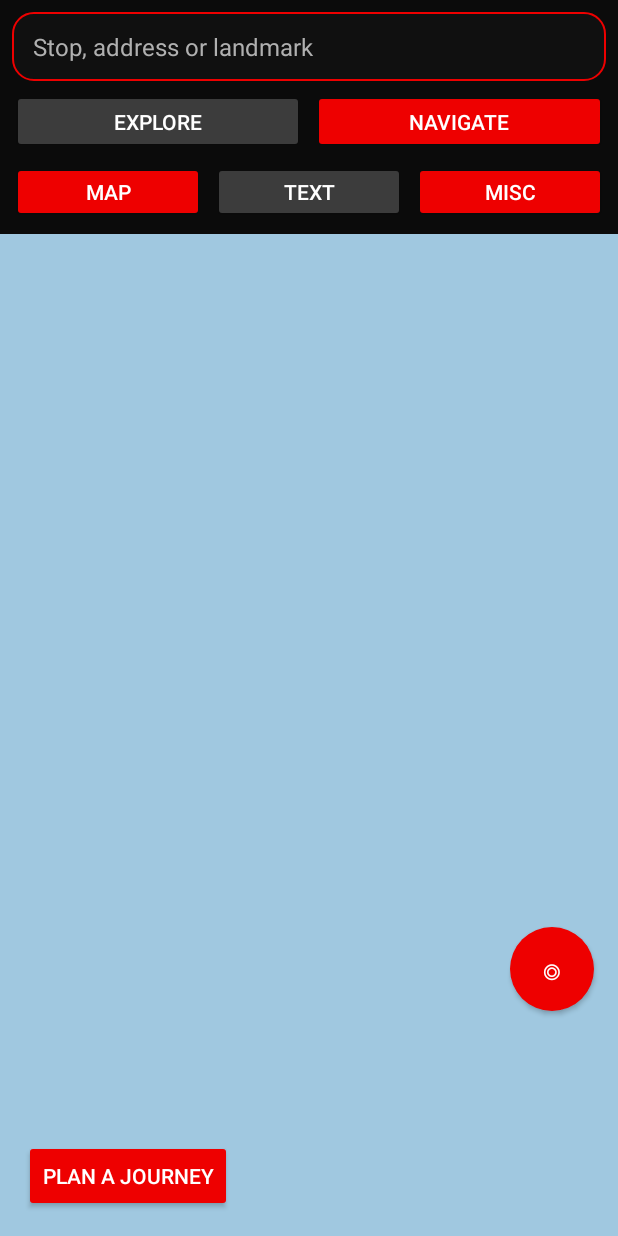
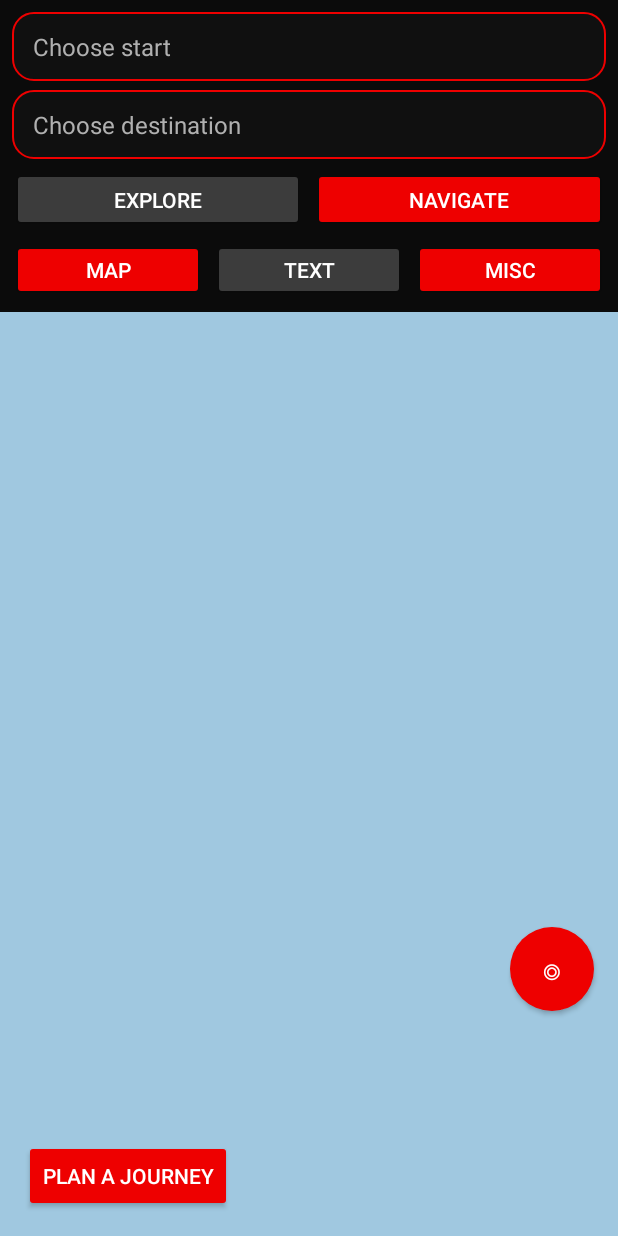
Before and after one commit to rsnel/melamur, an Android app: the MainActivity screen opened directly, with no data from a screen before it, after a tap on "NAVIGATE", on a phone screen of 412 x 824 dp. Run offline under Robolectric (Android 15) with nearby library versions, the phone set to English and light mode, and no system bars; network calls fail; pictures from the network do not load.

Commit message:
Navigate: separate start/destination inputs instead of top search bar
In Navigate mode the single top search bar is hidden and replaced by two
dedicated inputs (Start / Destination); Explore keeps the single search bar.
Both inputs share the results list, dispatching the pick to from/to by which
field is active. Setting start/destination from the map (stop board buttons,
long-press pin/POI menu) is now offered only in Navigate mode, and all of
these routes go through setFrom/setTo so the inputs stay in sync.

Co-Authored-By: Claude Opus 4.8 <noreply@anthropic.com>
Claude-Session: https://claude.ai/code/session_01NyXCFztP71vkmYY82UYXYm

```diff
--- a/app/src/main/java/it/snel/melamur/MainActivity.kt
+++ b/app/src/main/java/it/snel/melamur/MainActivity.kt
@@ -59,6 +59,12 @@ class MainActivity : Activity(), LocationListener {
     private lateinit var searchBar: EditText
     private lateinit var searchResults: ListView
     private lateinit var searchAdapter: ArrayAdapter<SearchResult>
+    private lateinit var startInput: EditText
+    private lateinit var endInput: EditText
+    private lateinit var navInputs: View
+    private enum class SearchTarget { MAP, START, END }
+    private var searchTarget = SearchTarget.MAP
+    private var suppressSearch = false
 
     // planner selections
     private var from: Place? = null
@@ -102,7 +108,9 @@ class MainActivity : Activity(), LocationListener {
             if (!map.centerOnMe()) Toast.makeText(this, "Waiting for your location…", Toast.LENGTH_SHORT).show()
         }
         searchBar = findViewById(R.id.searchBar); searchResults = findViewById(R.id.searchResults)
-        setupSearchBar()
+        startInput = findViewById(R.id.startInput); endInput = findViewById(R.id.endInput)
+        navInputs = findViewById(R.id.navInputs)
+        setupSearchInputs()
         tabExplore = findViewById(R.id.tabExplore); tabNavigate = findViewById(R.id.tabNavigate)
         tabMap = findViewById(R.id.tabMap); tabText = findViewById(R.id.tabText)
         textPanel = findViewById(R.id.textPanel); textContent = findViewById(R.id.textContent)
@@ -136,7 +144,7 @@ class MainActivity : Activity(), LocationListener {
     }
 
     // ---------------- modes (Explore/Navigate) × views (Map/Text)
-    private fun setMode(m: Mode) { mode = m; updateMapForMode(); refreshView() }
+    private fun setMode(m: Mode) { mode = m; hideSearch(); updateMapForMode(); refreshView() }
     private fun setView(v: ViewKind) { viewKind = v; hideSearch(); refreshView() }
 
     private fun refreshTabs() {
@@ -146,6 +154,32 @@ class MainActivity : Activity(), LocationListener {
         tabText.backgroundTintList = ColorStateList.valueOf(if (viewKind == ViewKind.TEXT) tabOn else tabOff)
         planFab.visibility = if (mode == Mode.NAVIGATE && viewKind == ViewKind.MAP && !NavHub.snapshot.active)
             View.VISIBLE else View.GONE
+        // Explore uses the single search bar; Navigate uses separate start/destination inputs.
+        if (::navInputs.isInitialized) {
+            val nav = mode == Mode.NAVIGATE
+            searchBar.visibility = if (nav) View.GONE else View.VISIBLE
+            navInputs.visibility = if (nav) View.VISIBLE else View.GONE
+            if (nav) syncNavInputs()
+        }
+    }
+
+    /** Reflect the current from/to selection in the navigate inputs without re-triggering search. */
+    private fun syncNavInputs() {
+        if (!::startInput.isInitialized) return
+        suppressSearch = true
+        startInput.setText(from?.name ?: "")
+        endInput.setText(to?.name ?: "")
+        suppressSearch = false
+    }
+
+    private fun setFrom(p: Place?) {
+        from = p
+        if (::startInput.isInitialized) { suppressSearch = true; startInput.setText(p?.name ?: ""); suppressSearch = false }
+    }
+
+    private fun setTo(p: Place?) {
+        to = p
+        if (::endInput.isInitialized) { suppressSearch = true; endInput.setText(p?.name ?: ""); suppressSearch = false }
     }
 
     private fun refreshView() {
@@ -369,13 +403,15 @@ class MainActivity : Activity(), LocationListener {
                     }
                 }
                 list.adapter = adapter
-                val dlg = AlertDialog.Builder(this)
+                val b = AlertDialog.Builder(this)
                     .setTitle(stop.display + "  ·  #${stop.number}")
                     .setView(box)
-                    .setPositiveButton(R.string.from_here) { _, _ -> from = Place(stop.display, stop.lat, stop.lon); toast("Start: ${stop.display}") }
-                    .setNeutralButton(R.string.to_here) { _, _ -> to = Place(stop.display, stop.lat, stop.lon); toast("Destination: ${stop.display}") }
                     .setNegativeButton(R.string.close, null)
-                    .create()
+                if (mode == Mode.NAVIGATE) {
+                    b.setPositiveButton(R.string.from_here) { _, _ -> setFrom(Place(stop.display, stop.lat, stop.lon)); toast("Start: ${stop.display}") }
+                    b.setNeutralButton(R.string.to_here) { _, _ -> setTo(Place(stop.display, stop.lat, stop.lon)); toast("Destination: ${stop.display}") }
+                }
+                val dlg = b.create()
                 list.setOnItemClickListener { _, _, p, _ -> adapter.getItem(p)?.let { selectLine(it.routeCode) }; dlg.dismiss() }
                 if (board.isEmpty()) { header.append("\n\nNo more departures today."); }
                 dlg.show()
@@ -399,27 +435,28 @@ class MainActivity : Activity(), LocationListener {
 
     // ---------------- long-press POI menu
     private fun showLongPressMenu(lat: Double, lon: Double, poi: Poi?) {
+        // Setting start/destination from the map is only offered in Navigate mode.
+        val nav = mode == Mode.NAVIGATE
+        val labels = ArrayList<String>(); val acts = ArrayList<() -> Unit>()
         if (poi == null) {
-            val items = arrayOf(getString(R.string.poi_store), getString(R.string.set_from), getString(R.string.set_to))
-            AlertDialog.Builder(this).setItems(items) { _, w ->
-                when (w) {
-                    0 -> storePoi(lat, lon)
-                    1 -> { from = Place("Dropped pin", lat, lon); toast("Start set") }
-                    2 -> { to = Place("Dropped pin", lat, lon); toast("Destination set") }
-                }
-            }.show()
+            labels.add(getString(R.string.poi_store)); acts.add { storePoi(lat, lon) }
+            if (nav) {
+                labels.add(getString(R.string.set_from)); acts.add { setFrom(Place("Dropped pin", lat, lon)); toast("Start set") }
+                labels.add(getString(R.string.set_to)); acts.add { setTo(Place("Dropped pin", lat, lon)); toast("Destination set") }
+            }
+            AlertDialog.Builder(this).setItems(labels.toTypedArray()) { _, w -> acts[w]() }.show()
         } else {
-            val items = arrayOf(getString(R.string.set_from), getString(R.string.set_to), getString(R.string.poi_delete))
-            AlertDialog.Builder(this).setTitle(poi.name).setItems(items) { _, w ->
-                when (w) {
-                    0 -> { from = Place(poi.name, poi.lat, poi.lon); toast("Start: ${poi.name}") }
-                    1 -> { to = Place(poi.name, poi.lat, poi.lon); toast("Destination: ${poi.name}") }
-                    2 -> AlertDialog.Builder(this).setMessage(R.string.poi_delete_confirm)
-                        .setPositiveButton(R.string.poi_delete) { _, _ ->
-                            PoiStore.remove(this, poi.id); pois = PoiStore.load(this); map.pois = pois; rebuildIndex()
-                        }.setNegativeButton(R.string.close, null).show()
-                }
-            }.show()
+            if (nav) {
+                labels.add(getString(R.string.set_from)); acts.add { setFrom(Place(poi.name, poi.lat, poi.lon)); toast("Start: ${poi.name}") }
+                labels.add(getString(R.string.set_to)); acts.add { setTo(Place(poi.name, poi.lat, poi.lon)); toast("Destination: ${poi.name}") }
+            }
+            labels.add(getString(R.string.poi_delete)); acts.add {
+                AlertDialog.Builder(this).setMessage(R.string.poi_delete_confirm)
+                    .setPositiveButton(R.string.poi_delete) { _, _ ->
+                        PoiStore.remove(this, poi.id); pois = PoiStore.load(this); map.pois = pois; rebuildIndex()
+                    }.setNegativeButton(R.string.close, null).show()
+            }
+            AlertDialog.Builder(this).setTitle(poi.name).setItems(labels.toTypedArray()) { _, w -> acts[w]() }.show()
         }
     }
 
@@ -497,16 +534,35 @@ class MainActivity : Activity(), LocationListener {
         })
     }
 
-    // ---------------- top search bar
-    private fun setupSearchBar() {
+    // ---------------- top search inputs (Explore: one bar; Navigate: start + destination)
+    private fun setupSearchInputs() {
         searchAdapter = searchResultAdapter()
         searchResults.adapter = searchAdapter
+        attachSearch(searchBar, SearchTarget.MAP)
+        attachSearch(startInput, SearchTarget.START)
+        attachSearch(endInput, SearchTarget.END)
+        searchResults.setOnItemClickListener { _, _, p, _ ->
+            val r = searchAdapter.getItem(p)
+            if (r != null) when (searchTarget) {
+                SearchTarget.MAP -> { handleMapPick(r); searchBar.setText("") }
+                SearchTarget.START -> setFrom(r.asPlace())
+                SearchTarget.END -> setTo(r.asPlace())
+            }
+            hideSearch(); hideKeyboard()
+        }
+    }
+
+    /** Wire a debounced search on [input]; results are shared, [target] records which field is active. */
+    private fun attachSearch(input: EditText, target: SearchTarget) {
         val handler = android.os.Handler(mainLooper); var pending: Runnable? = null
-        searchBar.addTextChangedListener(object : android.text.TextWatcher {
+        input.setOnFocusChangeListener { _, has -> if (has) searchTarget = target }
+        input.addTextChangedListener(object : android.text.TextWatcher {
             override fun afterTextChanged(s: android.text.Editable?) {
+                if (suppressSearch) return
+                searchTarget = target
                 pending?.let { handler.removeCallbacks(it) }
                 val run = Runnable {
-                    val q = searchBar.text.toString()
+                    val q = input.text.toString()
                     val r = if (q.isBlank()) emptyList() else (searchIndex?.search(q) ?: emptyList())
                     searchAdapter.clear(); searchAdapter.addAll(r); searchAdapter.notifyDataSetChanged()
                     searchResults.visibility = if (r.isEmpty()) View.GONE else View.VISIBLE
@@ -516,10 +572,6 @@ class MainActivity : Activity(), LocationListener {
             override fun beforeTextChanged(s: CharSequence?, a: Int, b: Int, c: Int) {}
             override fun onTextChanged(s: CharSequence?, a: Int, b: Int, c: Int) {}
         })
-        searchResults.setOnItemClickListener { _, _, p, _ ->
-            searchAdapter.getItem(p)?.let { handleMapPick(it) }
-            searchBar.setText(""); hideSearch(); hideKeyboard()
-        }
     }
 
     private fun searchResultAdapter() = object : ArrayAdapter<SearchResult>(
@@ -535,8 +587,9 @@ class MainActivity : Activity(), LocationListener {
 
     private fun hideSearch() { searchResults.visibility = View.GONE }
     private fun hideKeyboard() {
+        val tok = (currentFocus ?: searchBar).windowToken
         (getSystemService(INPUT_METHOD_SERVICE) as android.view.inputmethod.InputMethodManager)
-            .hideSoftInputFromWindow(searchBar.windowToken, 0)
+            .hideSoftInputFromWindow(tok, 0)
     }
 
     private fun reloadMenu() {
@@ -573,8 +626,8 @@ class MainActivity : Activity(), LocationListener {
             timeBtn.text = getString(R.string.planner_time, departWhen?.format(fmt) ?: getString(R.string.planner_now))
         }
         refreshLabels()
-        fromBtn.setOnClickListener { showSearch { from = it.asPlace(); refreshLabels() } }
-        toBtn.setOnClickListener { showSearch { to = it.asPlace(); refreshLabels() } }
+        fromBtn.setOnClickListener { showSearch { setFrom(it.asPlace()); refreshLabels() } }
+        toBtn.setOnClickListener { showSearch { setTo(it.asPlace()); refreshLabels() } }
         timeBtn.setOnClickListener { pickDateTime { departWhen = it; refreshLabels() } }
 
         val adapter = object : ArrayAdapter<Itinerary>(this, android.R.layout.simple_list_item_1, ArrayList()) {
--- a/app/src/main/res/layout/activity_main.xml
+++ b/app/src/main/res/layout/activity_main.xml
@@ -8,6 +8,7 @@
         android:layout_width="match_parent" android:layout_height="wrap_content"
         android:orientation="vertical" android:padding="8dp">
 
+        <!-- Explore: one search bar. Navigate: separate start/destination inputs. -->
         <EditText
             android:id="@+id/searchBar"
             android:layout_width="match_parent" android:layout_height="46dp"
@@ -15,6 +16,22 @@
             android:imeOptions="actionSearch" android:inputType="text" android:maxLines="1"
             android:paddingHorizontal="14dp" android:textColor="@color/mm_white"
             android:textColorHint="@color/mm_grey" android:textSize="16sp" />
+
+        <LinearLayout android:id="@+id/navInputs"
+            android:layout_width="match_parent" android:layout_height="wrap_content"
+            android:orientation="vertical" android:visibility="gone">
+            <EditText android:id="@+id/startInput"
+                android:layout_width="match_parent" android:layout_height="46dp"
+                android:background="@drawable/panel_bg" android:hint="@string/planner_choose_from"
+                android:inputType="text" android:maxLines="1" android:paddingHorizontal="14dp"
+                android:textColor="@color/mm_white" android:textColorHint="@color/mm_grey" android:textSize="16sp" />
+            <EditText android:id="@+id/endInput"
+                android:layout_width="match_parent" android:layout_height="46dp"
+                android:layout_marginTop="6dp"
+                android:background="@drawable/panel_bg" android:hint="@string/planner_choose_to"
+                android:inputType="text" android:maxLines="1" android:paddingHorizontal="14dp"
+                android:textColor="@color/mm_white" android:textColorHint="@color/mm_grey" android:textSize="16sp" />
+        </LinearLayout>
 
         <LinearLayout android:layout_width="match_parent" android:layout_height="wrap_content"
             android:layout_marginTop="6dp" android:orientation="horizontal">
```
